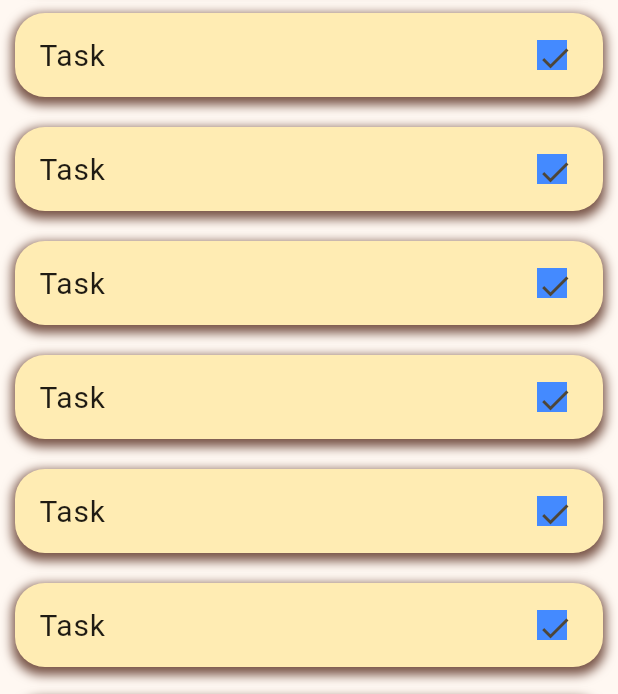
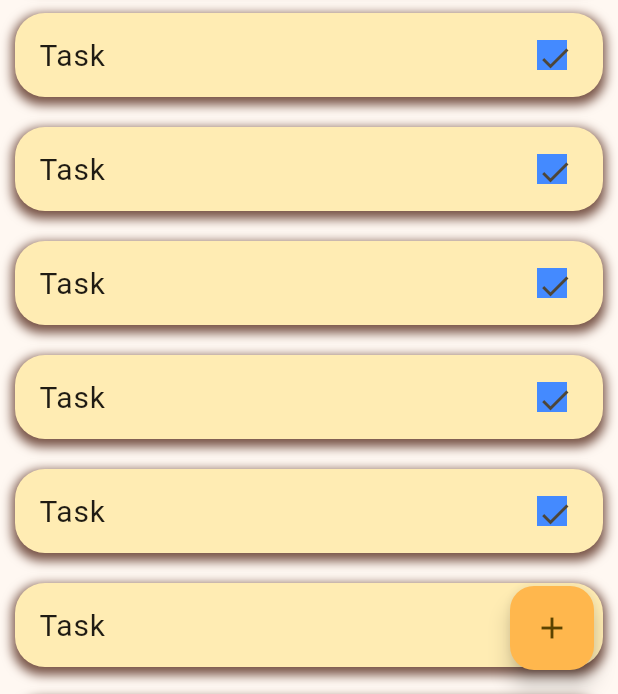
Before and after one commit to MikhailGlukhov/my_repo, a Flutter app: the TaskListWidget screen opened directly, on a phone screen of 412 x 824 dp, the part 542-1236 px from its top. Run offline on Flutter 3.47's test engine with Material 3 defaults, Android fonts, the phone set to English and light mode, and no system bars; our stand-ins replace dio, flutter_secure_storage, flutter_slidable, hive, hive_flutter; accounts and stored records are empty.

Commit message:
Add dialog widget to adding new task

```diff
--- a/to_do_app/lib/task_list_widget.dart
+++ b/to_do_app/lib/task_list_widget.dart
@@ -1,6 +1,7 @@
 import 'package:flutter/material.dart';
 import 'package:flutter/widgets.dart';
 import 'package:to_do_app/login_screen.dart';
+import 'package:to_do_app/to_do_dialog_widget.dart';
 
 class TaskListWidget extends StatefulWidget {
   const TaskListWidget({super.key});
@@ -10,19 +11,6 @@ class TaskListWidget extends StatefulWidget {
 }
 
 class _TaskListWidgetState extends State<TaskListWidget> {
-  /*List<String> task = [
-    'Task 1',
-    'Task 2',
-    'Task 3',
-    'Task 4',
-    'Task 5',
-    'Task 6',
-    'Task 7',
-    'Task 8',
-    'Task 9',
-    'Task 10',
-    'Task 11',
-  ];*/
   @override
   Widget build(BuildContext context) {
     return Scaffold(
@@ -36,9 +24,7 @@ class _TaskListWidgetState extends State<TaskListWidget> {
           itemBuilder: (context, index) {
             return Dismissible(
               key: Key(index.toString()),
-              onDismissed: (DismissDirection deirection) {
-
-              },
+              onDismissed: (DismissDirection deirection) {},
               child: Padding(
                 padding: const EdgeInsets.all(10.0),
                 child: Container(
@@ -50,7 +36,7 @@ class _TaskListWidgetState extends State<TaskListWidget> {
                         width: 20,
                         child: const Icon(Icons.check),
                       ),
-                      title:  Text(
+                      title: const Text(
                         'Task',
                         style: TextStyle(fontSize: 20),
                       )),
@@ -58,6 +44,10 @@ class _TaskListWidgetState extends State<TaskListWidget> {
               ),
             );
           }),
+      floatingActionButton: FloatingActionButton(backgroundColor: Colors.orange.shade300,
+        onPressed: () {showDialog(context: context, builder: (context) => const ToDoDialogWidget());},
+        child: const Icon(Icons.add),
+      ),
     );
   }
 }
```
Also changed, not shown: to_do_app/lib/to_do_dialog_widget.dart (added, +31 -0 lines).
